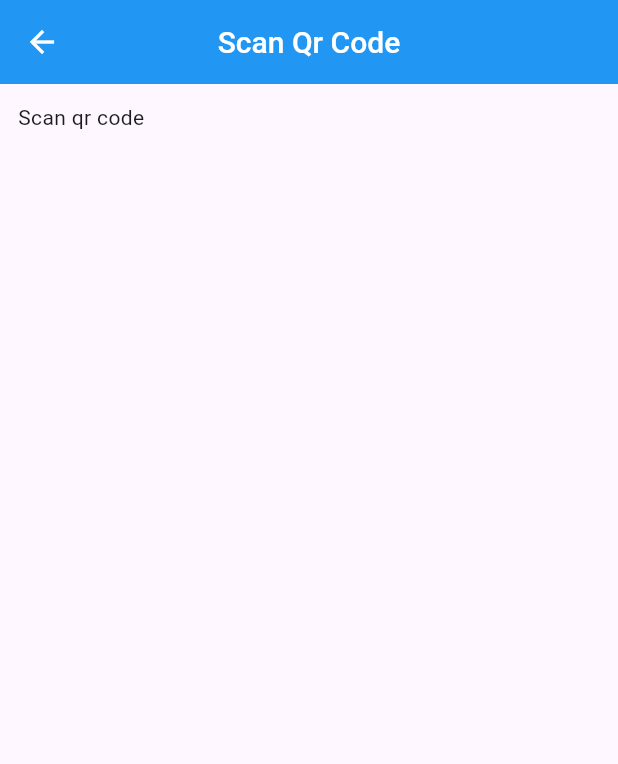
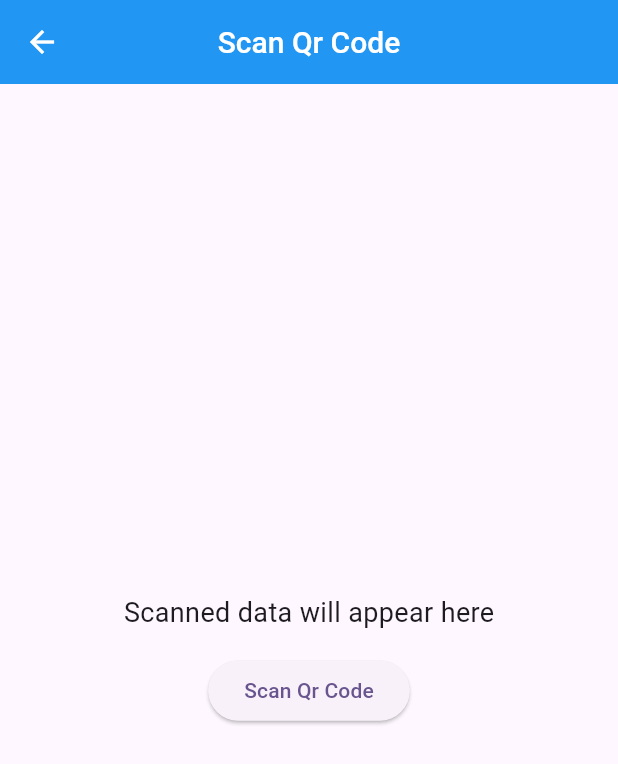
Before and after one commit to Sohag-84/QR-Code-Scanner, a Flutter app: the screen it shows after launch, after a tap on "Scan Qr Code", on a phone screen of 412 x 824 dp. Shown: the top 764 px of the screen. Run offline on Flutter 3.47's test engine with Material 3 defaults, Android fonts, the phone set to English and light mode, and no system bars; our stand-ins replace qr_flutter; missing offline and left inert: flutter_barcode_scanner.

Commit message:
scan any qr code & show result

```diff
--- a/lib/views/home_screen.dart
+++ b/lib/views/home_screen.dart
@@ -19,9 +19,9 @@ class _HomeScreenState extends State<HomeScreen> {
         title: Text("Qr Code Scanner"),
         centerTitle: true,
       ),
-      body: Column(
+      body: Center(
+        child: Column(
           mainAxisAlignment: MainAxisAlignment.center,
-        crossAxisAlignment: CrossAxisAlignment.center,
           children: [
             ElevatedButton(
               onPressed: () {
@@ -48,6 +48,7 @@ class _HomeScreenState extends State<HomeScreen> {
             ),
           ],
         ),
+      ),
     );
   }
 }
--- a/lib/views/scan_qr_code.dart
+++ b/lib/views/scan_qr_code.dart
@@ -1,6 +1,10 @@
 // ignore_for_file: prefer_const_constructors, prefer_const_literals_to_create_immutables
 
+import 'dart:developer';
+
 import 'package:flutter/material.dart';
+import 'package:flutter/services.dart';
+import 'package:flutter_barcode_scanner/flutter_barcode_scanner.dart';
 
 class ScanQrCode extends StatefulWidget {
   const ScanQrCode({super.key});
@@ -10,7 +14,27 @@ class ScanQrCode extends StatefulWidget {
 }
 
 class _ScanQrCodeState extends State<ScanQrCode> {
-  TextEditingController urlController = TextEditingController();
+  String qrResultData = "Scanned data will appear here";
+
+  Future<void> scanQrCode() async {
+    try {
+      String qrCode = await FlutterBarcodeScanner.scanBarcode(
+        "#FF6666",
+        "Cancel",
+        true,
+        ScanMode.QR,
+      );
+      if (qrCode != "-1") {
+        if (!mounted) return;
+        setState(() {
+          qrResultData = qrCode;
+          log("Something is worng");
+        });
+      }
+    } on PlatformException {
+      qrResultData = "Fail to read qr code";
+    }
+  }
 
   @override
   Widget build(BuildContext context) {
@@ -21,10 +45,21 @@ class _ScanQrCodeState extends State<ScanQrCode> {
       ),
       body: Padding(
         padding: const EdgeInsets.all(12.0),
-        child: Column(
-          children: [
-            Text("Scan qr code"),
-          ],
+        child: Center(
+          child: Column(
+            mainAxisAlignment: MainAxisAlignment.center,
+            children: [
+              Text(
+                qrResultData,
+                style: TextStyle(fontSize: 18),
+              ),
+              SizedBox(height: 15),
+              ElevatedButton(
+                onPressed: scanQrCode,
+                child: Text("Scan Qr Code"),
+              )
+            ],
+          ),
         ),
       ),
     );
```
Lines whose indentation alone changed are shown as unchanged.
